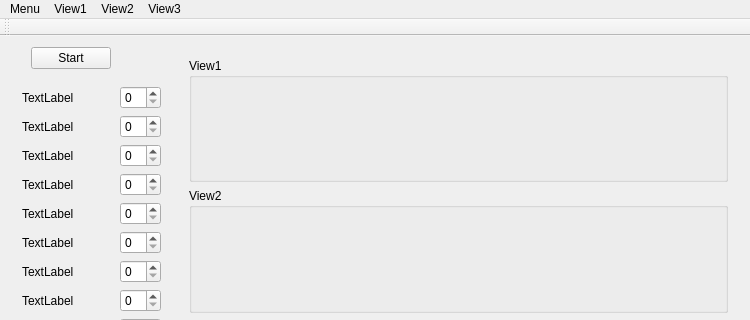
The window that mainwindow.ui (igreench/fish-tracker) describes before a commit, drawn with Qt 5; both pictures show x 0 to 750 and y 0 to 320 of the 750 by 487 pixel window.
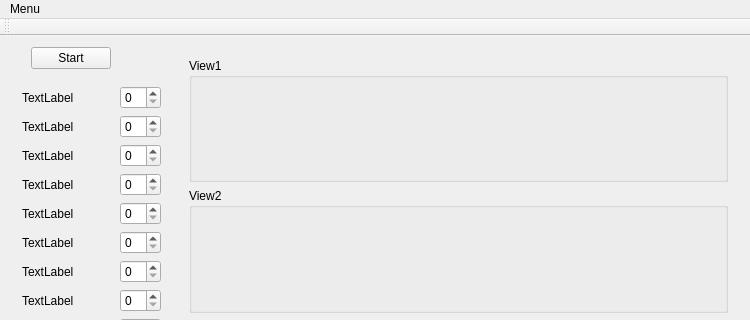
The same window after the commit.

What changed in the file:
```diff
--- a/mainwindow.ui
+++ b/mainwindow.ui
@@ -577,28 +577,7 @@
     <addaction name="actionLoad"/>
     <addaction name="actionExit"/>
    </widget>
-   <widget class="QMenu" name="menuView1">
-    <property name="title">
-     <string>View1</string>
-    </property>
-    <addaction name="actionVisible1"/>
-   </widget>
-   <widget class="QMenu" name="menuView2">
-    <property name="title">
-     <string>View2</string>
-    </property>
-    <addaction name="actionVisible2"/>
-   </widget>
-   <widget class="QMenu" name="menuView3">
-    <property name="title">
-     <string>View3</string>
-    </property>
-    <addaction name="actionVisible3"/>
-   </widget>
    <addaction name="menuMenu"/>
-   <addaction name="menuView1"/>
-   <addaction name="menuView2"/>
-   <addaction name="menuView3"/>
   </widget>
   <widget class="QToolBar" name="mainToolBar">
    <attribute name="toolBarArea">
```
